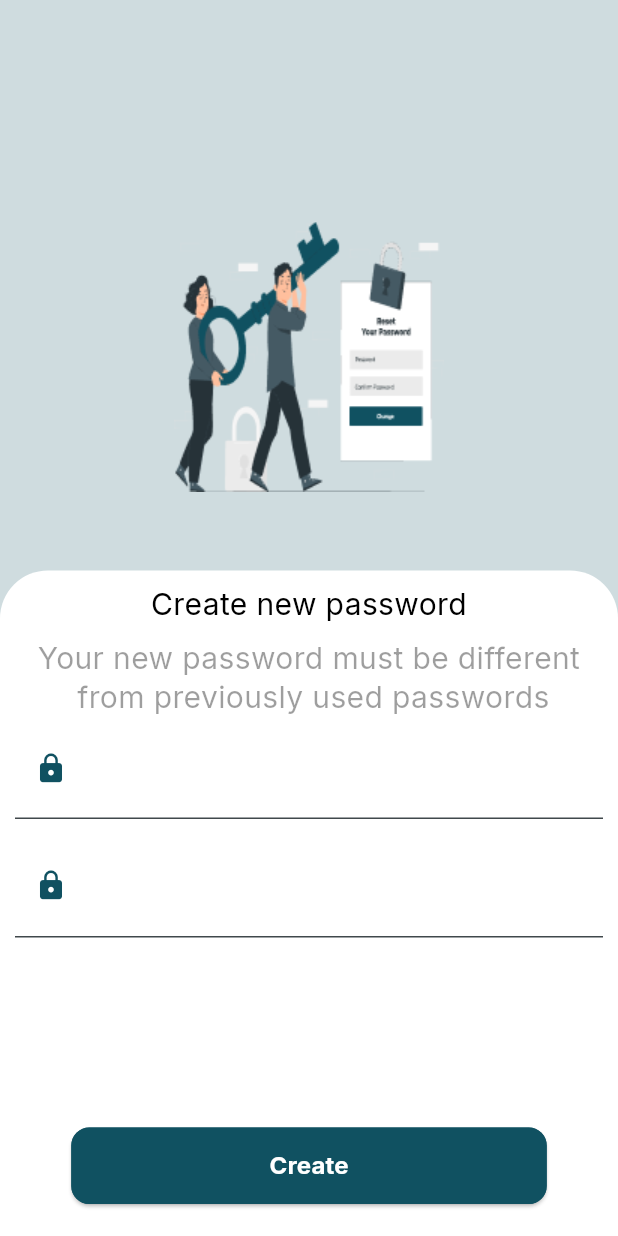
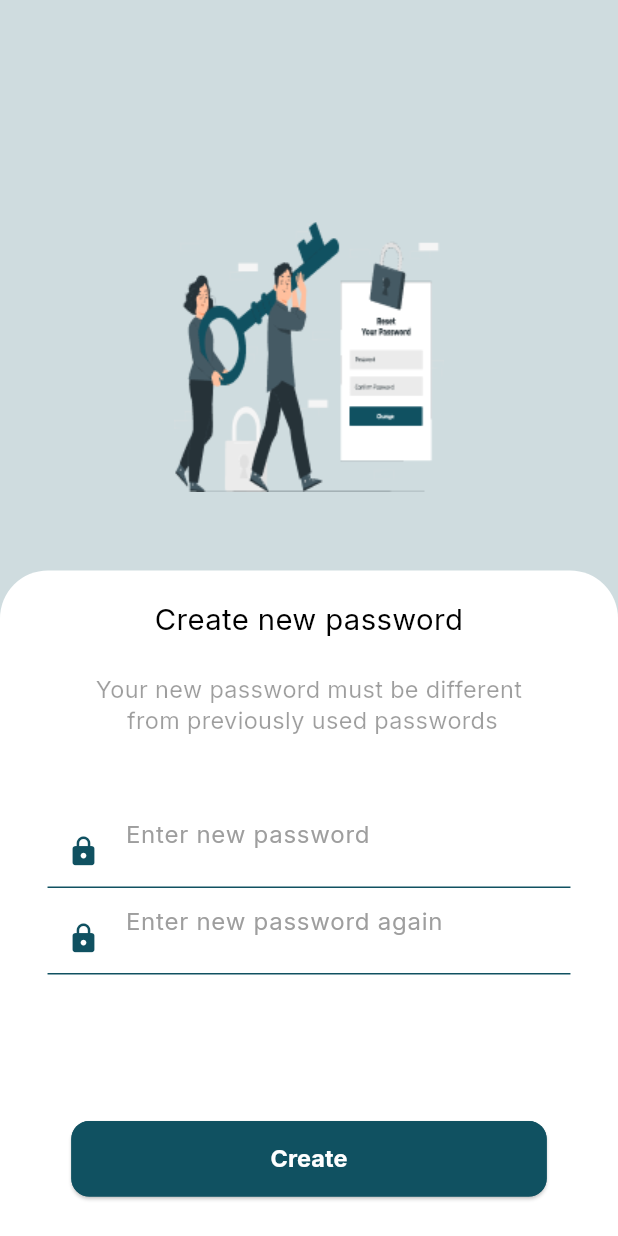
Before and after one commit to wealthwiseteam/wealth-wise-app, a Flutter app: the CreateNewPasswordPage screen opened directly, on a phone screen of 412 x 824 dp. Run offline on Flutter 3.47's test engine with Material 2 defaults, Android fonts, the phone set to English and light mode, and no system bars; our stand-ins replace another_flushbar, dio, equatable, flutter_screenutil, internet_connection_checker.

Commit message:
fix: dimensions of create password page

```diff
--- a/lib/main.dart
+++ b/lib/main.dart
@@ -5,6 +5,7 @@ import 'package:wealth_wise/resources/localization/generated/l10n.dart';
 import 'package:wealth_wise/resources/styles/app_colors.dart';
 import 'package:wealth_wise/view/pages/auth/congrats/congrats_page.dart';
 
+import 'view/pages/auth/create_new_password/create_new_password.dart';
 import 'view/pages/auth/verify_code/components/verify_code.dart';
 
 void main() {
@@ -34,15 +35,12 @@ class MyApp extends StatelessWidget {
           supportedLocales: S.delegate.supportedLocales,
           theme: ThemeData(
             fontFamily: "Inter",
-            colorScheme: ColorScheme.fromSeed(
-              seedColor: AppColors.mintGreen,
-            ),
             useMaterial3: true,
           ),
           scrollBehavior: ScrollConfiguration.of(context).copyWith(
             physics: const BouncingScrollPhysics(),
           ),
-          home: const CongratsPage(),
+          home: const CreateNewPasswordPage(),
         );
       },
     );
--- a/lib/resources/styles/app_colors.dart
+++ b/lib/resources/styles/app_colors.dart
@@ -7,7 +7,7 @@ class AppColors {
   static const Color white = Colors.white;
   static const Color lightBlue = Colors.lightBlue;
   static const Color mintGreen = Color(0xFF105161);
-  static const Color grey = Color(0xFF000000);
+  static const Color grey = Colors.grey;
   static const Color lightGrey = Color(0xFFCFDCDF);
   static const Color lightGrey2 = Color(0xFFD9D9D9);
 }
--- a/lib/view/pages/auth/create_new_password/create_new_password.dart
+++ b/lib/view/pages/auth/create_new_password/create_new_password.dart
@@ -2,7 +2,7 @@
 
 import 'package:flutter/material.dart';
 import 'package:flutter_screenutil/flutter_screenutil.dart';
-
+import 'package:wealth_wise/resources/extensions/extensions.dart';
 
 import '../../../../resources/constants/app_assets.dart';
 import '../../../../resources/styles/app_colors.dart';
@@ -15,21 +15,36 @@ class CreateNewPasswordPage extends StatefulWidget {
   const CreateNewPasswordPage({super.key});
 
   @override
-  State<CreateNewPasswordPage> createState() =>
-      _CreateNewPasswordPageState();
+  State<CreateNewPasswordPage> createState() => _CreateNewPasswordPageState();
 }
 
 class _CreateNewPasswordPageState extends State<CreateNewPasswordPage> {
-  var passwordController = TextEditingController();
+  late final TextEditingController passwordController;
+
+  @override
+  void initState() {
+    super.initState();
+    passwordController = TextEditingController();
+  }
+
+  @override
+  void dispose() {
+    passwordController.dispose();
+    super.dispose();
+  }
+
   @override
   Widget build(BuildContext context) {
+    final phoneSize = MediaQuery.sizeOf(context);
     return Scaffold(
-      body: Stack(fit: StackFit.expand, children: [
+      body: Stack(
+        fit: StackFit.expand,
+        children: [
           Container(
-          height: MediaQuery.of(context).size.height / 0.5.h,
+            height: phoneSize.height / 0.5.h,
             color: AppColors.lightGrey,
             child: Padding(
-            padding:  EdgeInsets.symmetric(vertical: 140.w),
+              padding: EdgeInsets.symmetric(vertical: 140.w),
               child: Image.asset(
                 AppAssets.resetpassword,
                 alignment: Alignment.topCenter,
@@ -37,43 +52,46 @@ class _CreateNewPasswordPageState extends State<CreateNewPasswordPage> {
             ),
           ),
           SingleChildScrollView(
-          child: Column(children: [
+            physics: const ClampingScrollPhysics(),
+            child: Column(
+              children: [
                 Padding(
                   padding: EdgeInsets.symmetric(vertical: 180.w),
                 ),
                 Container(
-              height: MediaQuery.of(context).size.height / 1.5.h,
-              width: MediaQuery.of(context).size.width,
+                  height: phoneSize.height / 1.5.h,
+                  width: phoneSize.width,
                   decoration: const BoxDecoration(
                     color: AppColors.white,
                     borderRadius: BorderRadius.only(
                       topLeft: Radius.circular(32),
-                    topRight: Radius.circular(32)),
+                      topRight: Radius.circular(32),
+                    ),
                   ),
                   child: Padding(
-                padding: const EdgeInsets.all(10.0),
+                    padding:
+                        EdgeInsets.symmetric(horizontal: 30.w, vertical: 20.h),
                     child: Column(
-
                       children: [
-                    const PublicText(
+                        PublicText(
                           txt: 'Create new password',
                           align: TextAlign.center,
-                      size: 20,
+                          size: 20.sp,
                         ),
                         SizedBox(
-                      height: 10.h,
+                          height: 24.h,
                         ),
-                    const PublicText(
+                        PublicText(
                           txt:
                               'Your new password must be different \n from previously used passwords ',
                           color: Colors.black38,
                           align: TextAlign.center,
-                      size: 20,
+                          fw: FontWeight.w400,
+                          size: 16.sp,
                         ),
+                        54.ph,
                         PublicTextFormField(
-                      contentPadding: const EdgeInsets.symmetric(
-                          horizontal: 10, vertical: 10),
-                      hint: '',
+                          hint: 'Enter new password',
                           keyboardtype: TextInputType.text,
                           prefixIcon: Icons.lock,
                           showprefixIcon: true,
@@ -84,23 +102,12 @@ class _CreateNewPasswordPageState extends State<CreateNewPasswordPage> {
                             }
                             return null;
                           },
-                      decoration: const InputDecoration(
-                        labelStyle: TextStyle(
-                          color: AppColors.grey,
-                        ),
-                        fillColor: AppColors.mintGreen,
-                        prefixIcon: Icon(
-                          Icons.password,
-                          color: AppColors.mintGreen,
-                        ),
-                      ),
                         ),
                         SizedBox(
                           height: 10.h,
                         ),
                         PublicTextFormField(
-                      contentPadding:  EdgeInsets.symmetric(
-                          horizontal: 10.h, vertical: 10.w),
+                          hint: 'Enter new password again',
                           keyboardtype: TextInputType.text,
                           prefixIcon: Icons.lock,
                           showprefixIcon: true,
@@ -111,45 +118,22 @@ class _CreateNewPasswordPageState extends State<CreateNewPasswordPage> {
                             }
                             return null;
                           },
-                      decoration: const InputDecoration(
-                        labelText: 'Password',
-                        labelStyle: TextStyle(
-                          color: AppColors.grey,
                         ),
-                        fillColor: AppColors.mintGreen,
-                        prefixIcon: Icon(
-                          Icons.password,
-                          color: AppColors.mintGreen,
-                        ),
-                      ),
-                      hint: '',
-                    ),
-
-                    Padding(
-                      padding:  EdgeInsets.symmetric(vertical: 120.w),
-                      child: PublicButton(
+                        100.ph,
+                        PublicButton(
                           title: "Create",
-                        backgroundColor: AppColors.mintGreen,
-                        titleColor: AppColors.white,
                           width: 300.w,
-                        borderRadius: 12,
-                        titleSize: 16,
-                        onPressed: () {
-                          Navigator.push(
-                            context,
-                            MaterialPageRoute(
-                                builder: (context) => const EmailVerificationPage()),
-                          );
-                        },
-                      ),
+                          onPressed: () {},
                         ),
                       ],
                     ),
                   ),
                 ),
-          ]),
+              ],
+            ),
           )
-      ]),
+        ],
+      ),
     );
   }
 }
--- a/lib/view/widgets/public_button.dart
+++ b/lib/view/widgets/public_button.dart
@@ -8,33 +8,31 @@ import 'public_text.dart';
 class PublicButton extends StatelessWidget {
   final String title;
   final void Function() onPressed;
-  final double width;
+  final double? width;
   final double borderRadius;
-  final double titleSize;
+  final double? titleSize;
   final Color titleColor;
   final Color backgroundColor;
-  final double verticalpadding;
-  final double height;
+  final double? verticalpadding;
   final Color borderColor;
 
   const PublicButton({
     Key? key,
     required this.onPressed,
-    required this.titleSize,
+    this.titleSize,
     this.title = "",
-    this.width = 0,
-    this.height = 0,
+    this.width,
     this.borderRadius = 12,
     this.titleColor = Colors.white,
     this.backgroundColor = AppColors.mintGreen,
-    this.verticalpadding = 15,
+    this.verticalpadding,
     this.borderColor = AppColors.mintGreen,
   }) : super(key: key);
 
   @override
   Widget build(BuildContext context) {
     return SizedBox(
-      width: width,
+      width: width ?? 200.w,
       child: ElevatedButton(
         onPressed: onPressed,
         style: ElevatedButton.styleFrom(
@@ -45,10 +43,10 @@ class PublicButton extends StatelessWidget {
           ),
         ),
         child: Padding(
-          padding: EdgeInsets.symmetric(vertical: verticalpadding ?? 10.h),
+          padding: EdgeInsets.symmetric(vertical: verticalpadding ?? 15.h),
           child: PublicText(
             txt: title,
-            size: titleSize ?? 18.sp,
+            size: titleSize ?? 16.sp,
             color: titleColor,
             fw: FontWeight.bold,
             softWrap: true,
--- a/lib/view/widgets/public_text_form_field.dart
+++ b/lib/view/widgets/public_text_form_field.dart
@@ -2,9 +2,7 @@ import 'package:flutter_screenutil/flutter_screenutil.dart';
 
 import 'package:flutter/material.dart';
 
-
 import '../../resources/styles/app_colors.dart';
-
 
 class PublicTextFormField extends StatefulWidget {
   final String hint;
@@ -25,8 +23,8 @@ class PublicTextFormField extends StatefulWidget {
   final void Function(String)? onChanged;
   final void Function(String)? onSubmitted;
 
-  const PublicTextFormField({
-    Key? key,
+  const PublicTextFormField(
+      {Key? key,
       required this.hint,
       required this.controller,
       required this.validator,
@@ -43,8 +41,9 @@ class PublicTextFormField extends StatefulWidget {
       this.borderRadius = 12,
       this.contentPadding,
       this.onChanged,
-    this.onSubmitted, required InputDecoration decoration
-  }) : super(key: key);
+      this.onSubmitted,
+      d})
+      : super(key: key);
 
   @override
   State<PublicTextFormField> createState() => _PublicTextFormFieldState();
@@ -69,8 +68,17 @@ class _PublicTextFormFieldState extends State<PublicTextFormField> {
         iconColor: AppColors.mintGreen,
         filled: true,
         hintText: widget.hint,
-
-
+        hintStyle: const TextStyle(color: AppColors.grey),
+        enabledBorder: const UnderlineInputBorder(
+          borderSide: BorderSide(
+            color: AppColors.mintGreen,
+          ),
+        ),
+        focusedBorder: const UnderlineInputBorder(
+          borderSide: BorderSide(
+            color: AppColors.mintGreen,
+          ),
+        ),
         errorBorder: OutlineInputBorder(
           borderRadius: BorderRadius.circular(widget.borderRadius),
           borderSide: const BorderSide(color: Colors.red, width: 0.5),
@@ -79,8 +87,8 @@ class _PublicTextFormFieldState extends State<PublicTextFormField> {
           borderRadius: BorderRadius.circular(widget.borderRadius),
           borderSide: const BorderSide(color: Colors.red, width: 0.5),
         ),
-        contentPadding: widget.contentPadding ??
-            EdgeInsets.symmetric(horizontal: 10.w, vertical: 10.h),
+        contentPadding:
+            widget.contentPadding ?? EdgeInsets.symmetric(horizontal: 10.w),
         prefixIcon: widget.showprefixIcon
             ? Icon(
                 widget.prefixIcon,
```
Also changed, not shown: lib/view/pages/auth/congrats/congrats_page.dart (+6 -16 lines), lib/view/pages/auth/email_verification/email_verification_page.dart (+10 -10 lines), lib/view/pages/auth/forget_password/forget_password_page.dart (+11 -11 lines), lib/view/pages/auth/reset_password/reset_password.dart (+23 -23 lines), lib/view/pages/auth/sign_in/sign_in_page.dart (+22 -22 lines), lib/view/pages/auth/sign_up/sign_up_page.dart (+33 -33 lines). Lines whose indentation alone changed are shown as unchanged.
